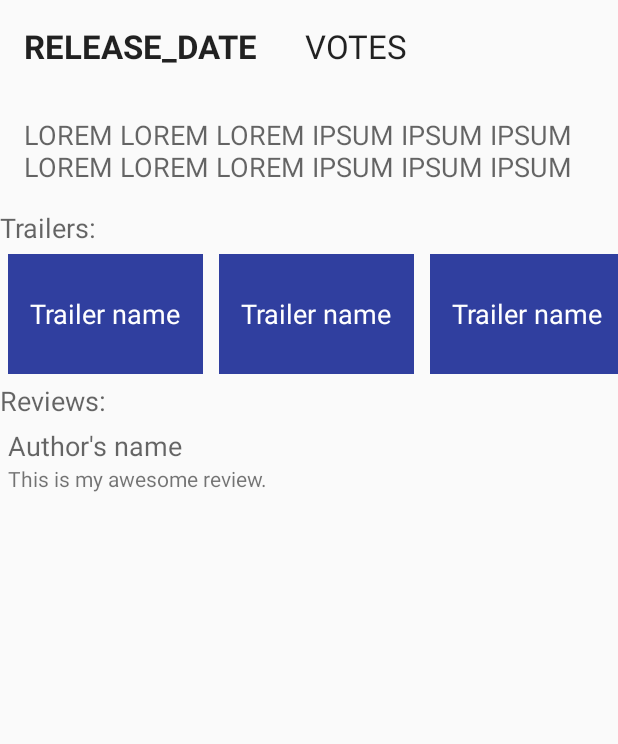
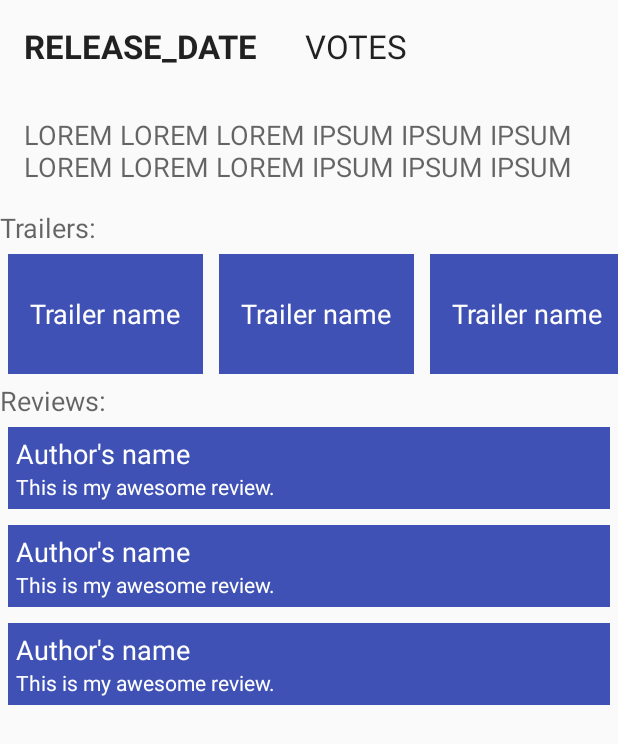
Before and after one commit to fabianlupa/and-popular-movies, an Android app: the layout movie_detail.xml on its own in the app's theme, with its tools: preview values and no code run, on a phone screen of 412 x 824 dp. Shown: the top 744 px of the screen. Run offline under Robolectric (Android 15) with nearby library versions, the phone set to English and light mode, and no system bars.

Commit message:
Support trailers and reviews in tablet layout

```diff
--- a/app/src/main/res/layout-w900dp/movie_detail.xml
+++ b/app/src/main/res/layout-w900dp/movie_detail.xml
@@ -71,6 +71,11 @@
             android:layout_width="match_parent"
             android:layout_height="wrap_content">
 
+            <LinearLayout
+                android:layout_width="match_parent"
+                android:layout_height="wrap_content"
+                android:orientation="vertical">
+
                 <TextView
                     android:id="@+id/movie_detail_synopsis"
                     style="?android:attr/textAppearanceMedium"
@@ -81,6 +86,36 @@
                     tools:context="com.flaiker.popularmovies.MovieDetailFragment"
                     tools:text="LOREM LOREM LOREM IPSUM IPSUM IPSUM LOREM LOREM LOREM IPSUM IPSUM IPSUM LOREM LOREM LOREM IPSUM IPSUM IPSUM LOREM LOREM LOREM IPSUM IPSUM IPSUM" />
 
+                <TextView
+                    style="?android:attr/textAppearanceMedium"
+                    android:layout_width="wrap_content"
+                    android:layout_height="wrap_content"
+                    android:textColor="@android:color/white"
+                    android:text="@string/trailers" />
+
+                <android.support.v7.widget.RecyclerView xmlns:app="http://schemas.android.com/apk/res-auto"
+                    android:id="@+id/trailer_recyclerview"
+                    android:layout_width="match_parent"
+                    android:layout_height="wrap_content"
+                    android:orientation="horizontal"
+                    app:layoutManager="LinearLayoutManager"
+                    tools:listitem="@layout/movie_trailer_content" />
+
+                <TextView
+                    style="?android:attr/textAppearanceMedium"
+                    android:layout_width="wrap_content"
+                    android:layout_height="wrap_content"
+                    android:textColor="@android:color/white"
+                    android:text="@string/reviews" />
+
+                <android.support.v7.widget.RecyclerView xmlns:app="http://schemas.android.com/apk/res-auto"
+                    android:id="@+id/review_recyclerview"
+                    android:layout_width="match_parent"
+                    android:layout_height="wrap_content"
+                    tools:listitem="@layout/movie_review_content" />
+
+            </LinearLayout>
+
         </ScrollView>
 
     </LinearLayout>
--- a/app/src/main/res/layout/movie_review_content.xml
+++ b/app/src/main/res/layout/movie_review_content.xml
@@ -3,19 +3,23 @@
 <LinearLayout xmlns:android="http://schemas.android.com/apk/res/android"
     xmlns:tools="http://schemas.android.com/tools"
     android:layout_width="match_parent"
-    android:layout_height="match_parent"
+    android:layout_height="wrap_content"
     android:orientation="vertical"
+    android:background="@color/colorPrimary"
+    android:layout_margin="5dp"
     android:padding="5dp">
 
     <TextView
         android:id="@+id/review_author"
         style="?android:attr/textAppearanceMedium"
+        android:textColor="@android:color/white"
         android:layout_width="match_parent"
         android:layout_height="wrap_content"
         tools:text="Author's name" />
 
     <TextView
         android:id="@+id/review_text"
+        android:textColor="@android:color/white"
         android:layout_width="match_parent"
         android:layout_height="wrap_content"
         tools:text="This is my awesome review." />
--- a/app/src/main/res/layout/movie_trailer_content.xml
+++ b/app/src/main/res/layout/movie_trailer_content.xml
@@ -5,7 +5,7 @@
     android:layout_width="130dp"
     android:layout_height="80dp"
     android:layout_margin="5dp"
-    android:background="@color/colorPrimaryDark"
+    android:background="@color/colorPrimary"
     android:gravity="center"
     android:orientation="vertical">
 
```
Lines whose indentation alone changed are shown as unchanged.
